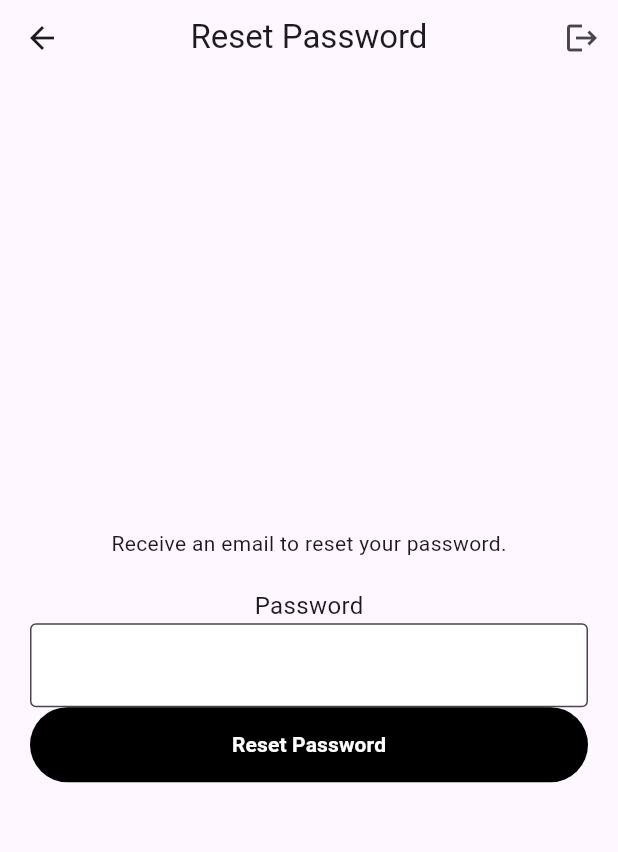
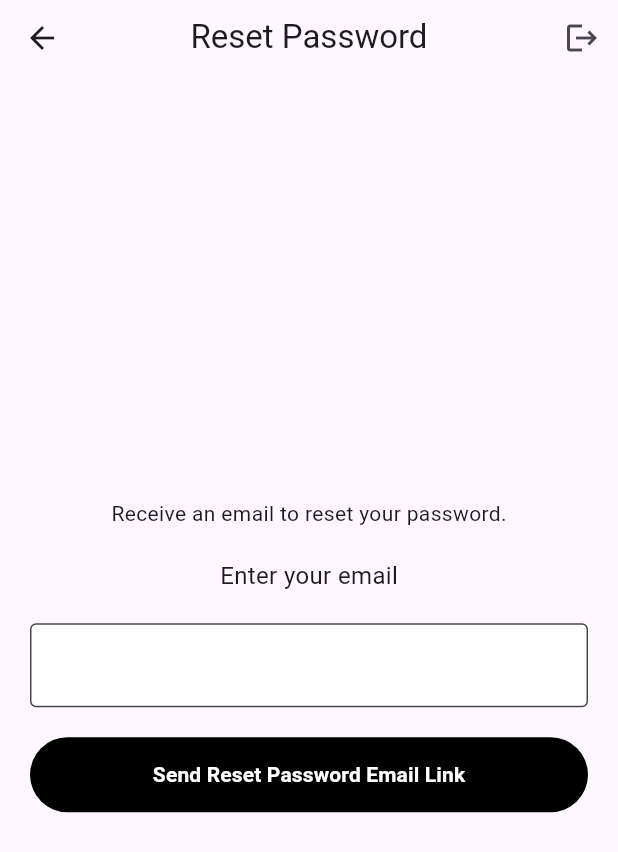
Before and after one commit to jausalcedo/arpha, a Flutter app: the ForgotPasswordScreen screen opened directly, on a phone screen of 412 x 824 dp. Shown: the top 852 px of the screen. Run offline on Flutter 3.47's test engine with Material 3 defaults, Android fonts, the phone set to English and light mode, and no system bars; our stand-ins replace camera, email_validator, firebase_auth, firebase_core, gap, image_gallery_saver and 2 more; missing offline and left inert: model_viewer_plus, tflite_v2; accounts and stored records are empty.

Commit message:
improved forgot password screen ui

```diff
--- a/lib/screens/forgot_password_screen.dart
+++ b/lib/screens/forgot_password_screen.dart
@@ -62,11 +62,12 @@ class _ForgotPasswordScreenState extends State<ForgotPasswordScreen> {
             const Text("Receive an email to reset your password."),
             const Gap(20),
             const Text(
-              "Password",
+              "Enter your email",
               style: TextStyle(
                 fontSize: 16
               ),
             ),
+            const Gap(20),
             CustomTextField(
               controller: emailInput,
               obscureText: false,
@@ -76,9 +77,10 @@ class _ForgotPasswordScreenState extends State<ForgotPasswordScreen> {
                   ? 'Enter a valid email'
                   : null,
             ),
+            const Gap(20),
             CustomTextButton(
               signInTapped: resetPassword,
-              text: "Reset Password"
+              text: "Send Reset Password Email Link"
             )
           ],
         ),
```
